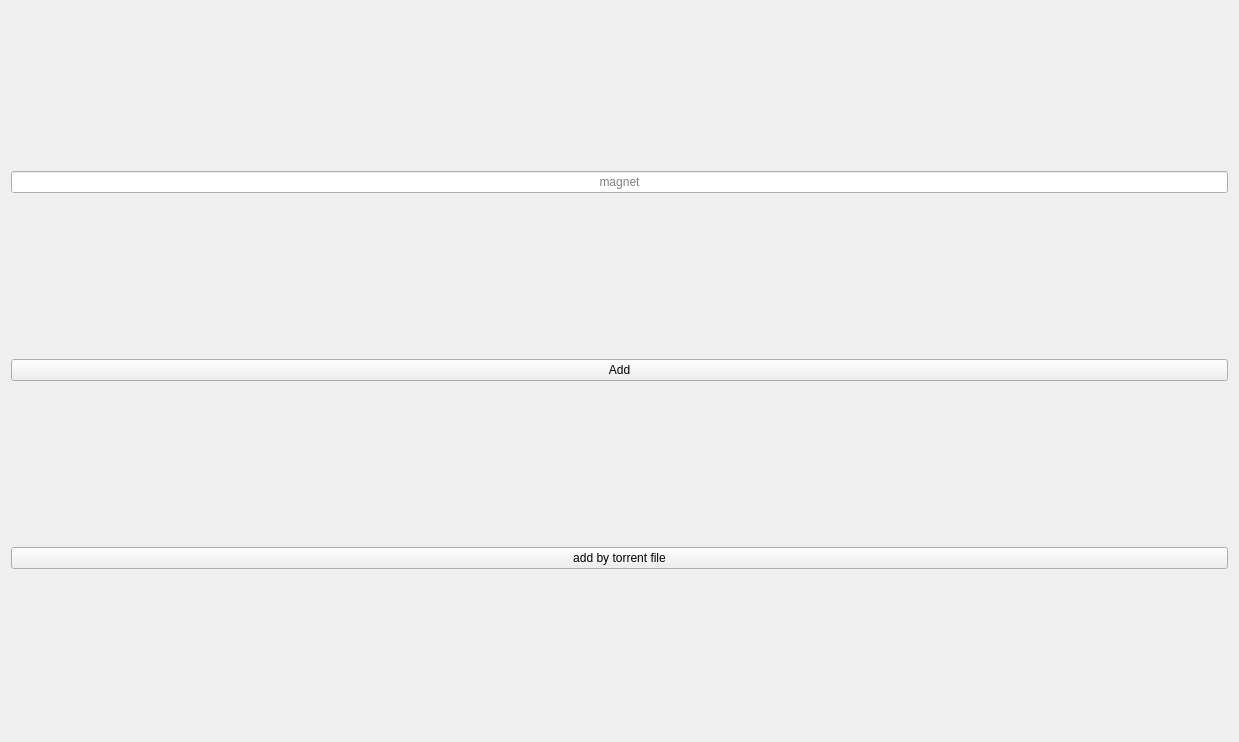
The window that widgets/torrentwidget.ui (commmrade/TorrentClient) describes before a commit, drawn with Qt 5.
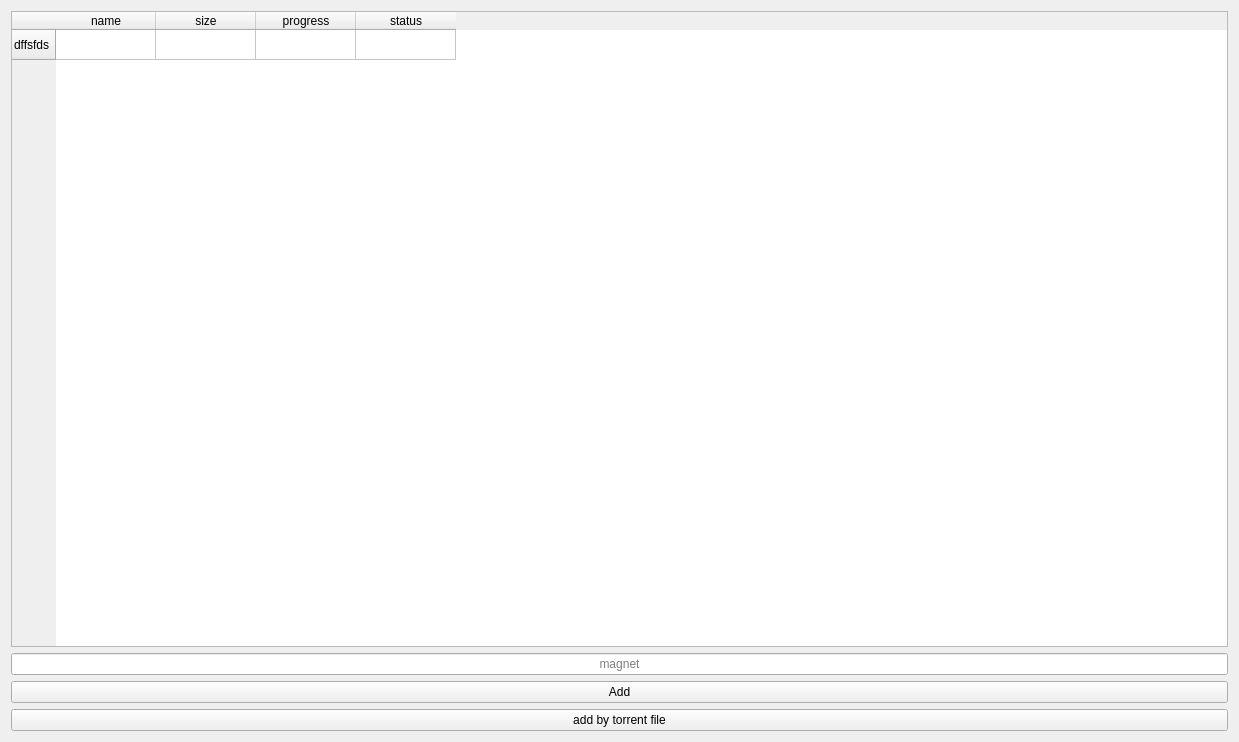
The same window after the commit.

Commit message: Table model implemented

What changed in the file:
```diff
--- a/widgets/torrentwidget.ui
+++ b/widgets/torrentwidget.ui
@@ -14,14 +14,14 @@
    <string>Form</string>
   </property>
   <layout class="QGridLayout" name="gridLayout">
+   <item row="3" column="0">
+    <widget class="QPushButton" name="pushButton_2">
+     <property name="text">
+      <string>add by torrent file</string>
+     </property>
+    </widget>
+   </item>
    <item row="1" column="0">
-    <widget class="QPushButton" name="pushButton">
-     <property name="text">
-      <string>Add</string>
-     </property>
-    </widget>
-   </item>
-   <item row="0" column="0">
     <widget class="QLineEdit" name="lineEdit">
      <property name="alignment">
       <set>Qt::AlignmentFlag::AlignCenter</set>
@@ -32,12 +32,41 @@
     </widget>
    </item>
    <item row="2" column="0">
-    <widget class="QPushButton" name="pushButton_2">
+    <widget class="QPushButton" name="pushButton">
      <property name="text">
-      <string>add by torrent file</string>
+      <string>Add</string>
      </property>
     </widget>
    </item>
+   <item row="0" column="0">
+    <widget class="QTableWidget" name="tableWidget">
+     <row>
+      <property name="text">
+       <string>dffsfds</string>
+      </property>
+     </row>
+     <column>
+      <property name="text">
+       <string>name</string>
+      </property>
+     </column>
+     <column>
+      <property name="text">
+       <string>size</string>
+      </property>
+     </column>
+     <column>
+      <property name="text">
+       <string>progress</string>
+      </property>
+     </column>
+     <column>
+      <property name="text">
+       <string>status</string>
+      </property>
+     </column>
+    </widget>
+   </item>
   </layout>
  </widget>
  <resources/>
```
The commit also changes 6 other files.
